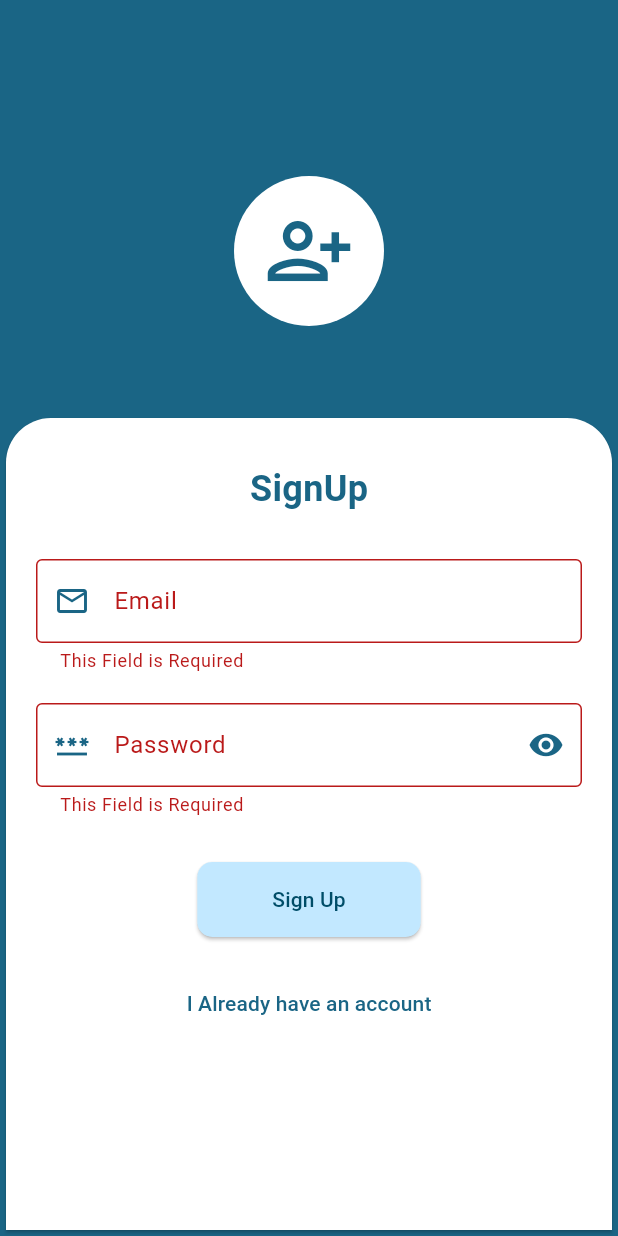
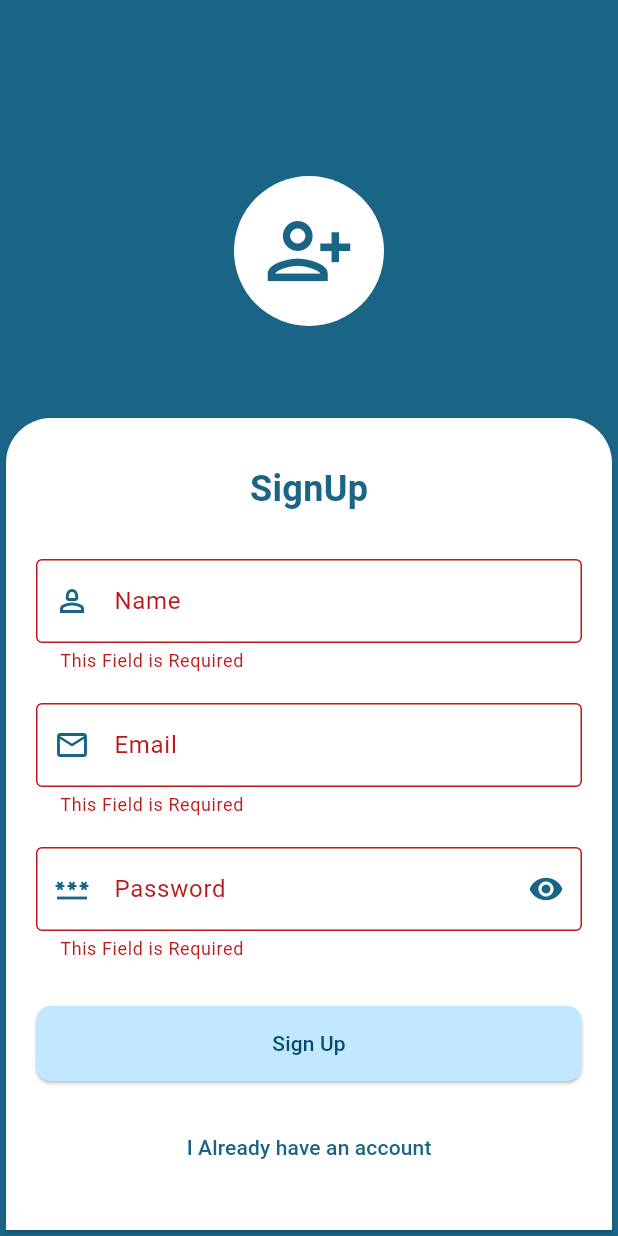
Before and after one commit to Suraj8081/Flutter-Chat-App, a Flutter app: the SignUpScreen screen opened directly, after a tap on "Sign Up", on a phone screen of 412 x 824 dp. Run offline on Flutter 3.47's test engine with Material 3 defaults, Android fonts, the phone set to English and light mode, and no system bars; our stand-ins replace cloud_firestore, firebase_auth, firebase_core, firebase_storage, flutter_bloc, image_picker and 1 more; accounts and stored records are empty.

Commit message:
Complete login module

```diff
--- /dev/null
+++ b/lib/firebase_operations.dart
@@ -0,0 +1,61 @@
+import 'dart:developer';
+import 'dart:io';
+
+import 'package:cloud_firestore/cloud_firestore.dart';
+import 'package:firebase_auth/firebase_auth.dart';
+import 'package:firebase_storage/firebase_storage.dart';
+import 'package:my_chat/model/user_profile.dart';
+
+class FireOperations {
+  final FirebaseAuth _firebaseAuth = FirebaseAuth.instance;
+  final FirebaseFirestore _db = FirebaseFirestore.instance;
+  final _storageBucket = FirebaseStorage.instance.ref();
+
+  Future<UserCredential> authenticateUser(String email, String password) {
+    return _firebaseAuth.createUserWithEmailAndPassword(
+      email: email,
+      password: password,
+    );
+  }
+
+  Future<UserCredential> loginUser(String email, String password) {
+    return _firebaseAuth.signInWithEmailAndPassword(
+      email: email,
+      password: password,
+    );
+  }
+
+  Future<DocumentReference<Map<String, dynamic>>> createUser(
+      UserProfile userProfile) {
+    return _db.collection(Collections.USERS.name).add(userProfile.toJson());
+  }
+
+  Future<void> updateUser(UserProfile userProfile) {
+    return _db
+        .collection(Collections.USERS.name)
+        .doc(userProfile.id)
+        .update(userProfile.toJson());
+  }
+
+  Future<void> logout() {
+    return _firebaseAuth.signOut();
+  }
+
+  Future<String> uploadImage(
+      String bucketName, String fileName, File file) async {
+    final storageRef = _storageBucket.child(bucketName).child('$fileName.jpg');
+    UploadTask task = storageRef.putFile(file);
+    task.snapshotEvents.listen((TaskSnapshot snapshot) {
+      double progress = snapshot.bytesTransferred / snapshot.totalBytes;
+      int percentage = progress is int ? (progress * 100).round() : 0;
+      log('Upload file:$percentage');
+    });
+    await task;
+    return storageRef.getDownloadURL();
+  }
+}
+
+enum Collections {
+  USERS,
+  USERS_IMAGE,
+}
--- a/lib/helper/validator.dart
+++ b/lib/helper/validator.dart
@@ -22,7 +22,7 @@ class Validator {
     if (forEmail && !isEmailValid(text!)) {
       return 'Incorrect Email ID';
     }
-    if (forPass && !isEmailValid(text!)) {
+    if (forPass && text!.length<6) {
       return 'Password length must be 6';
     }
     return null;
--- /dev/null
+++ b/lib/model/user_profile.dart
@@ -0,0 +1,57 @@
+class UserProfile {
+  UserProfile({
+    this.id,
+    required this.name,
+    required this.emailId,
+    required this.password,
+    required this.createdDate,
+    this.profileimage,
+  });
+
+  String? id;
+  String? name;
+  String? emailId;
+  String? password;
+  String? createdDate;
+  String? profileimage;
+
+  UserProfile copyWith({
+    String? id,
+    String? name,
+    String? emailId,
+    String? password,
+    String? createdDate,
+    String? profileimage,
+  }) {
+    return UserProfile(
+      id: id ?? this.id,
+      name: name ?? this.name,
+      emailId: emailId ?? this.emailId,
+      password: password ?? this.password,
+      createdDate: createdDate ?? this.createdDate,
+      profileimage: profileimage ?? this.profileimage,
+    );
+  }
+
+  factory UserProfile.fromJson(Map<String, dynamic> json) {
+    return UserProfile(
+      id: json['id'] as String?,
+      name: json['name'] as String,
+      emailId: json['emailId'] as String,
+      password: json['password'] as String,
+      createdDate: json['createdDate'] as String,
+      profileimage: json['profileimage'] as String?,
+    );
+  }
+
+  Map<String, dynamic> toJson() {
+    return {
+      'id': id,
+      'name': name,
+      'emailId': emailId,
+      'password': password,
+      'createdDate': createdDate,
+      'profileimage': profileimage,
+    };
+  }
+}
--- /dev/null
+++ b/lib/provider/auth_event.dart
@@ -0,0 +1,23 @@
+import 'dart:io';
+
+import 'package:my_chat/model/user_profile.dart';
+
+abstract class AuthEvent {}
+
+class LoginEvent extends AuthEvent {
+  final UserProfile profile;
+
+  LoginEvent(this.profile);
+}
+
+class RegisterEvent extends AuthEvent {
+  final UserProfile profile;
+  final File? profileImage;
+
+  RegisterEvent(this.profile, this.profileImage);
+}
+
+class SelectImage extends AuthEvent {
+  final File imageFile;
+  SelectImage(this.imageFile);
+}
--- /dev/null
+++ b/lib/provider/auth_state.dart
@@ -0,0 +1,24 @@
+import 'dart:io';
+
+abstract class AuthSate {}
+
+class AuthInitialState extends AuthSate {}
+
+class LoadingState extends AuthSate {
+  final bool isLoading;
+  LoadingState({this.isLoading = false});
+}
+
+class LoggedState extends AuthSate {}
+
+class RegiseredState extends AuthSate {}
+
+class AuthErrorState extends AuthSate {
+  final String error;
+  AuthErrorState(this.error);
+}
+
+class SelectedImage extends AuthSate {
+  final File imageFile;
+  SelectedImage(this.imageFile);
+}
--- a/lib/screen/auth_screen.dart
+++ b/lib/screen/auth_screen.dart
@@ -16,7 +16,11 @@ class _AuthScreenState extends State<AuthScreen> {
   late final GlobalKey<FormState> _formkey;
 
   void _createAccount() {
-    moveTo(context, const SignUpScreen());
+    moveTo(
+      context,
+      const SignUpScreen(),
+      clearRoute: true,
+    );
   }
 
   void _submit() {
--- a/lib/screen/signup_screen.dart
+++ b/lib/screen/signup_screen.dart
@@ -1,7 +1,12 @@
 import 'dart:io';
 
 import 'package:flutter/material.dart';
+import 'package:flutter_bloc/flutter_bloc.dart';
 import 'package:my_chat/helper/validator.dart';
+import 'package:my_chat/model/user_profile.dart';
+import 'package:my_chat/provider/auth_bloc.dart';
+import 'package:my_chat/provider/auth_event.dart';
+import 'package:my_chat/provider/auth_state.dart';
 import 'package:my_chat/screen/auth_screen.dart';
 import 'package:my_chat/widget/input_form_field.dart';
 import 'package:my_chat/widget/my_eleveted_button.dart';
@@ -17,28 +22,57 @@ class SignUpScreen extends StatefulWidget {
 class _SignUpScreenState extends State<SignUpScreen> {
   late final GlobalKey<FormState> _formkey;
   File? _selectedFile;
+  late final AuthBloc _authBloc;
+  String name = '';
+  String email = '';
+  String password = '';
 
   void _login() {
-    moveTo(
-      context,
-      const AuthScreen(),
-    );
+    moveTo(context, const AuthScreen(), clearRoute: true);
   }
 
   void _signUp() {
-    _formkey.currentState!.validate();
+    final bool isValidate = _formkey.currentState!.validate();
+
+    if (isValidate) {
+      _formkey.currentState!.save();
+      final profile = UserProfile(
+        name: name,
+        emailId: email,
+        password: password,
+        createdDate: DateTime.now().millisecondsSinceEpoch.toString(),
+      );
+      _authBloc.add(RegisterEvent(profile,_selectedFile));
+    }
   }
 
   @override
   void initState() {
     super.initState();
     _formkey = GlobalKey<FormState>();
+    _authBloc = BlocProvider.of<AuthBloc>(context);
+  }
+
+  @override
+  void dispose() {
+    super.dispose();
+    _formkey.currentState!.dispose();
   }
 
   @override
   Widget build(BuildContext context) {
     return Scaffold(
-        body: Stack(
+        body: BlocConsumer<AuthBloc, AuthSate>(
+      listener: (context, state) {
+        if (state is AuthErrorState) {
+          showSnackBar(context, state.error);
+        } else if (state is RegiseredState) {
+          _formkey.currentState!.reset();
+          showSnackBar(context, 'User Register Succesfully..');
+        }
+      },
+      builder: (context, state) {
+        return Stack(
           children: [
             Container(
               color: getThemeColor(context).primary,
@@ -97,9 +131,10 @@ class _SignUpScreenState extends State<SignUpScreen> {
                       ),
                     ),
                     color: getThemeColor(context).onPrimary,
+                    child: SingleChildScrollView(
                       child: Padding(
-                  padding:
-                      const EdgeInsets.symmetric(horizontal: 20, vertical: 10),
+                        padding: const EdgeInsets.symmetric(
+                            horizontal: 20, vertical: 10),
                         child: Form(
                           key: _formkey,
                           child: Column(
@@ -119,11 +154,28 @@ class _SignUpScreenState extends State<SignUpScreen> {
                                 height: 30,
                               ),
                               InputFormField(
+                                lableText: 'Name',
+                                prefixIcon: const Icon(Icons.person_2_outlined),
+                                keyboardType: TextInputType.text,
+                                validator: (value) =>
+                                    Validator.validateValue(value),
+                                onSaved: (value) {
+                                  name = value!;
+                                },
+                              ),
+                              const SizedBox(
+                                height: 20,
+                              ),
+                              InputFormField(
                                 lableText: 'Email',
                                 prefixIcon: const Icon(Icons.email_outlined),
                                 keyboardType: TextInputType.emailAddress,
-                          validator: (value) =>
-                              Validator.validateValue(value, forEmail: true),
+                                validator: (value) => Validator.validateValue(
+                                    value,
+                                    forEmail: true),
+                                onSaved: (value) {
+                                  email = value!;
+                                },
                               ),
                               const SizedBox(
                                 height: 20,
@@ -134,8 +186,12 @@ class _SignUpScreenState extends State<SignUpScreen> {
                                 prefixIcon: const Icon(Icons.password),
                                 isPassword: true,
                                 observerText: true,
-                          validator: (value) =>
-                              Validator.validateValue(value, forPass: true),
+                                validator: (value) => Validator.validateValue(
+                                    value,
+                                    forPass: true),
+                                onSaved: (value) {
+                                  password = value!;
+                                },
                               ),
                               const SizedBox(
                                 height: 30,
@@ -143,6 +199,9 @@ class _SignUpScreenState extends State<SignUpScreen> {
                               MyElevetedButton(
                                 onPressed: _signUp,
                                 title: 'Sign Up',
+                                isLoading: state is LoadingState
+                                    ? state.isLoading
+                                    : false,
                               ),
                               const SizedBox(
                                 height: 20,
@@ -157,9 +216,12 @@ class _SignUpScreenState extends State<SignUpScreen> {
                       ),
                     ),
                   ),
+                ),
               ],
             ),
           ],
+        );
+      },
     ));
   }
 }
--- a/lib/widget/my_eleveted_button.dart
+++ b/lib/widget/my_eleveted_button.dart
@@ -1,3 +1,4 @@
+import 'package:flutter/cupertino.dart';
 import 'package:flutter/material.dart';
 import 'package:my_chat/helper/utils.dart';
 
@@ -6,15 +7,17 @@ class MyElevetedButton extends StatelessWidget {
     super.key,
     required this.onPressed,
     required this.title,
+    this.isLoading = false,
   });
 
   final void Function() onPressed;
   final String title;
+  final bool isLoading;
 
   @override
   Widget build(BuildContext context) {
     return ElevatedButton(
-      onPressed: onPressed,
+      onPressed: isLoading ? null : onPressed,
       style: ElevatedButton.styleFrom(
         backgroundColor: getThemeColor(context).primaryContainer,
         foregroundColor: getThemeColor(context).onPrimaryContainer,
@@ -23,7 +26,15 @@ class MyElevetedButton extends StatelessWidget {
           borderRadius: BorderRadius.all(Radius.circular(10)),
         ),
       ),
-      child: Text(title),
+      child: Container(
+          width: double.infinity,
+          child: Center(
+            child: isLoading
+                ? CupertinoActivityIndicator(
+                    color: getThemeColor(context).onPrimaryContainer,
+                  )
+                : Text(title),
+          )),
     );
   }
 }
--- a/pubspec.yaml
+++ b/pubspec.yaml
@@ -38,6 +38,10 @@ dependencies:
   image_picker: ^1.1.2
   firebase_core: ^3.2.0
   firebase_auth: ^5.1.2
+  flutter_bloc: ^8.1.6
+  cloud_firestore: ^5.1.0
+  shared_preferences: ^2.2.3
+  firebase_storage: ^12.1.1
 
 dev_dependencies:
   flutter_test:
```
Also changed, not shown: lib/helper/local_repo.dart (added, +30 -0 lines), lib/helper/utils.dart (+14 -4 lines), lib/main.dart (+11 -6 lines), lib/provider/auth_bloc.dart (added, +70 -0 lines), lib/screen/chat_screen.dart (added, +10 -0 lines), lib/screen/dashbord_screen.dart (added, +59 -0 lines), lib/screen/profile_screen.dart (added, +10 -0 lines), lib/screen/splash_screen.dart (+16 -6 lines), lib/screen/update_screen.dart (added, +10 -0 lines), lib/widget/loading.dart (added, +12 -0 lines), 1 other file. Lines whose indentation alone changed are shown as unchanged.
